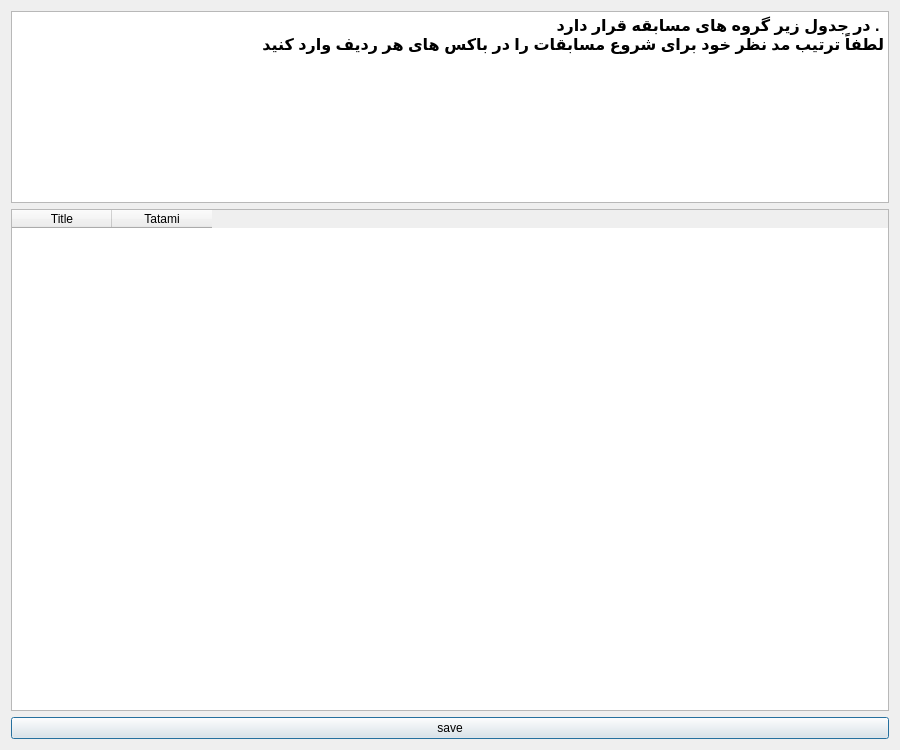
The window that sortgroups.ui (Paresh-e/Tarbiat) describes before a commit, drawn with Qt 5.
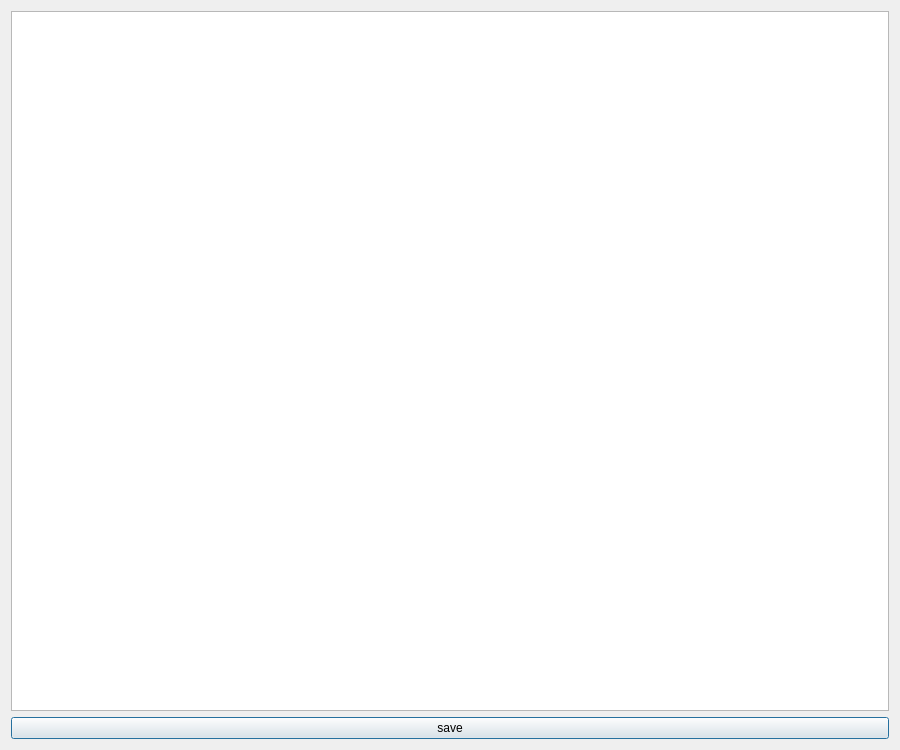
The same window after the commit.

Commit message: fix shodan sortgroup : only pass to global Data remains

What changed in the file:
```diff
--- a/sortgroups.ui
+++ b/sortgroups.ui
@@ -17,28 +17,6 @@
    <set>Qt::InputMethodHint::ImhDigitsOnly</set>
   </property>
   <layout class="QVBoxLayout" name="verticalLayout">
-   <item>
-    <widget class="QTextBrowser" name="textBrowser">
-     <property name="sizePolicy">
-      <sizepolicy hsizetype="Expanding" vsizetype="Fixed">
-       <horstretch>0</horstretch>
-       <verstretch>0</verstretch>
-      </sizepolicy>
-     </property>
-     <property name="html">
-      <string>&lt;!DOCTYPE HTML PUBLIC &quot;-//W3C//DTD HTML 4.0//EN&quot; &quot;http://www.w3.org/TR/REC-html40/strict.dtd&quot;&gt;
-&lt;html&gt;&lt;head&gt;&lt;meta name=&quot;qrichtext&quot; content=&quot;1&quot; /&gt;&lt;meta charset=&quot;utf-8&quot; /&gt;&lt;style type=&quot;text/css&quot;&gt;
-p, li { white-space: pre-wrap; }
-hr { height: 1px; border-width: 0; }
-li.unchecked::marker { content: &quot;\2610&quot;; }
-li.checked::marker { content: &quot;\2612&quot;; }
-&lt;/style&gt;&lt;/head&gt;&lt;body style=&quot; font-family:'Segoe UI'; font-size:9pt; font-weight:400; font-style:normal;&quot;&gt;
-&lt;p align=&quot;right&quot; style=&quot; margin-top:0px; margin-bottom:0px; margin-left:0px; margin-right:0px; -qt-block-indent:0; text-indent:0px;&quot;&gt;&lt;span style=&quot; font-size:12pt; font-weight:700;&quot;&gt;در جدول زیر گروه های مسابقه قرار دارد . &lt;/span&gt;&lt;/p&gt;
-&lt;p align=&quot;right&quot; style=&quot; margin-top:0px; margin-bottom:0px; margin-left:0px; margin-right:0px; -qt-block-indent:0; text-indent:0px;&quot;&gt;&lt;span style=&quot; font-size:12pt; font-weight:700;&quot;&gt;لطفاً ترتیب مد نظر خود برای شروع مسابقات را در باکس های هر ردیف وارد کنید&lt;/span&gt;&lt;/p&gt;
-&lt;p align=&quot;right&quot; style=&quot;-qt-paragraph-type:empty; margin-top:0px; margin-bottom:0px; margin-left:0px; margin-right:0px; -qt-block-indent:0; text-indent:0px; font-size:12pt; font-weight:700;&quot;&gt;&lt;br /&gt;&lt;/p&gt;&lt;/body&gt;&lt;/html&gt;</string>
-     </property>
-    </widget>
-   </item>
    <item>
     <widget class="QTableWidget" name="tableWidget">
      <property name="enabled">
@@ -71,16 +49,6 @@
      <attribute name="horizontalHeaderStretchLastSection">
       <bool>false</bool>
      </attribute>
-     <column>
-      <property name="text">
-       <string>Title</string>
-      </property>
-     </column>
-     <column>
-      <property name="text">
-       <string>Tatami</string>
-      </property>
-     </column>
     </widget>
    </item>
    <item>
```
The commit also changes 12 other files.
